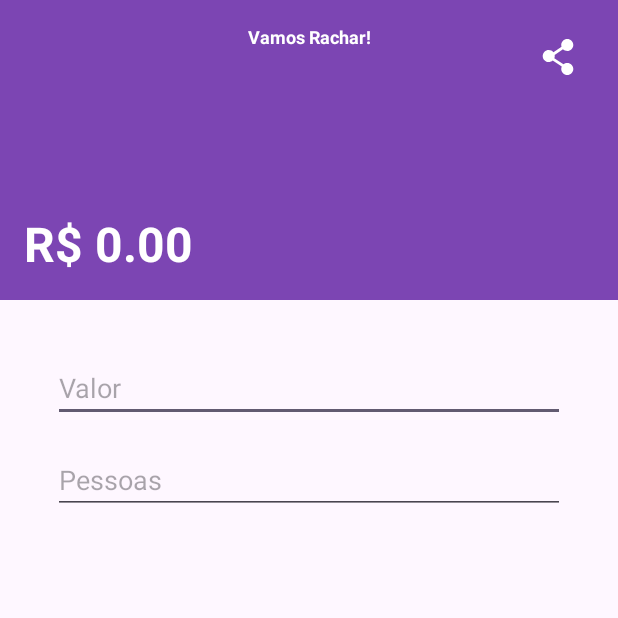
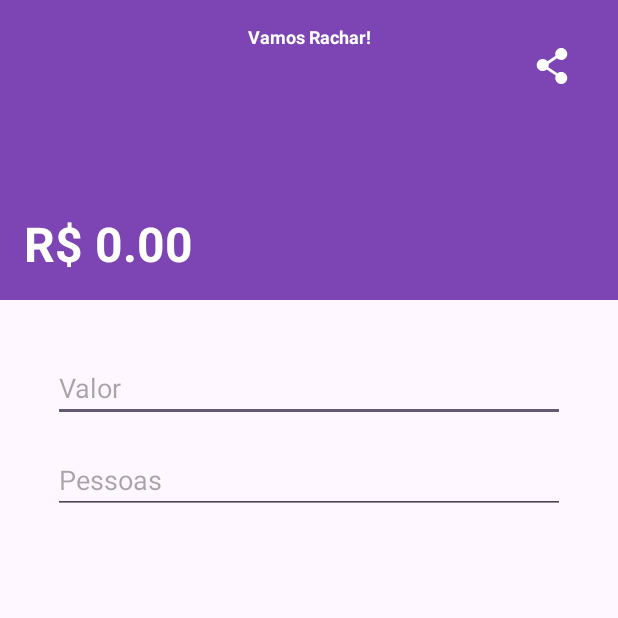
Before and after one commit to lucaseoxavier/PDM-Vamos-Rachar, an Android app: the screen it shows after launch (MainActivity), on a phone screen of 412 x 824 dp, the top half of it. Run offline under Robolectric (Android 15) with nearby library versions, the light colour scheme and no system bars.

Commit message:
add changes to improve accessibility

```diff
--- a/app/src/main/res/layout/activity_main.xml
+++ b/app/src/main/res/layout/activity_main.xml
@@ -72,6 +72,9 @@
         app:srcCompat="@drawable/ic_share"
         app:tint="#FFFFFF"
         android:backgroundTint="@android:color/transparent"
+        android:contentDescription="@string/share_button_description"
+        android:paddingVertical="16dp"
+        android:paddingHorizontal="16dp"
         android:layout_marginTop="16dp"
         android:layout_marginEnd="16dp"
         app:layout_constraintTop_toTopOf="@id/resultBackground"
@@ -86,6 +89,7 @@
         app:tint="#FFFFFF"
         android:paddingHorizontal="56dp"
         android:paddingVertical="16dp"
+        android:contentDescription="@string/speak_button_description"
         app:layout_constraintBottom_toBottomOf="parent"
         app:layout_constraintEnd_toEndOf="parent"
         app:layout_constraintStart_toStartOf="parent"
--- a/app/src/main/res/values/strings.xml
+++ b/app/src/main/res/values/strings.xml
@@ -1,4 +1,6 @@
 <resources>
     <string name="app_name">vamosRachar</string>
     <string name="lets_split">Vamos Rachar!</string>
+    <string name="share_button_description">compartilhar o resultado</string>
+    <string name="speak_button_description">converter o texto do resultado em fala</string>
 </resources>
```
